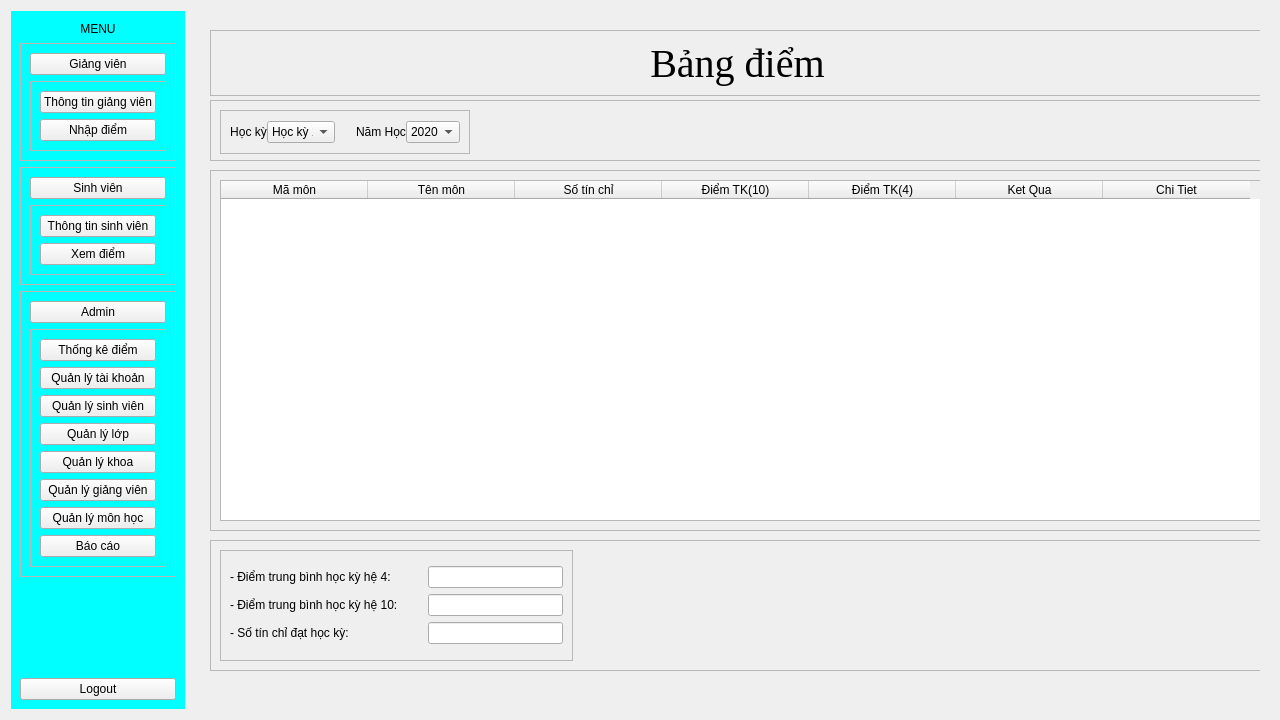
Before: the Qt Designer form main/FrontEnd/Menu.ui in phusomnia/Student_Management, drawn with Qt 5.
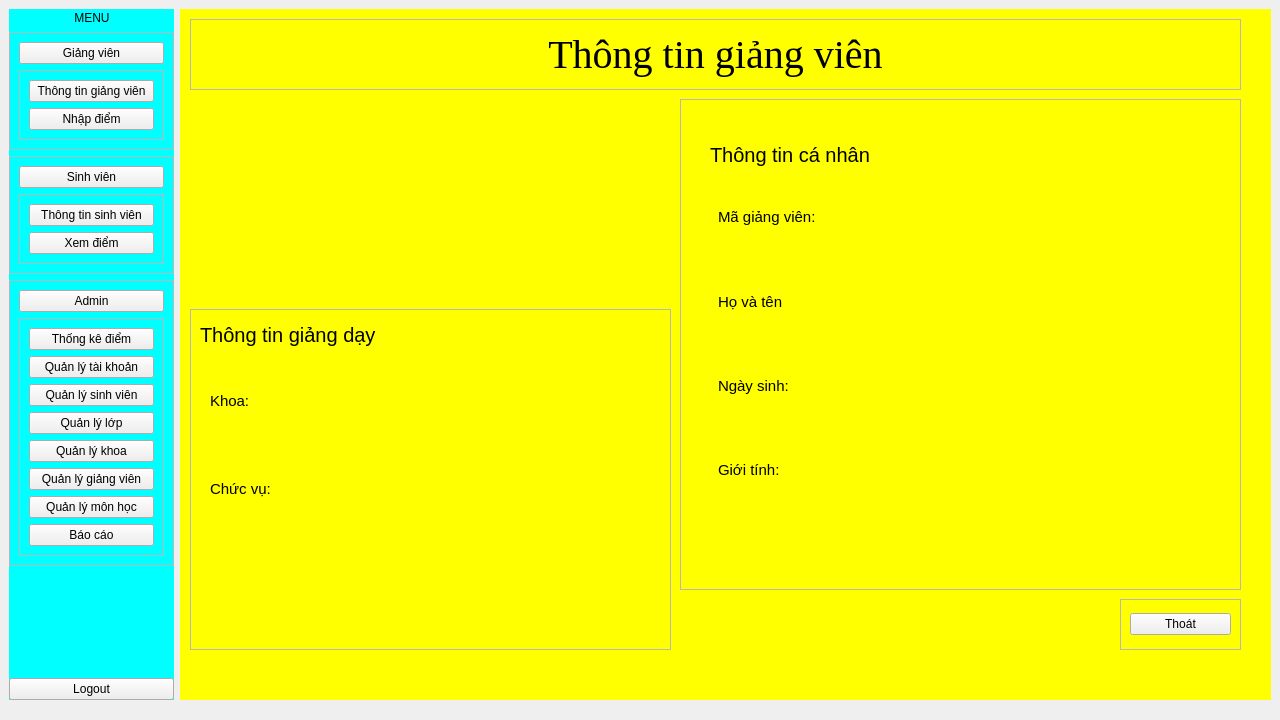
After: the same form once the commit is applied. The open tabs and pages were chosen to show the change.

Patch:
```diff
--- a/main/FrontEnd/Menu.ui
+++ b/main/FrontEnd/Menu.ui
@@ -18,9 +18,15 @@
 background-color: pink;
 }</string>
   </property>
-  <layout class="QFormLayout" name="formLayout">
-   <item row="0" column="0">
     <widget class="QWidget" name="Menu_Frame" native="true">
+   <property name="geometry">
+    <rect>
+     <x>9</x>
+     <y>9</y>
+     <width>165</width>
+     <height>691</height>
+    </rect>
+   </property>
      <property name="styleSheet">
       <string notr="true">#Menu_Frame{
 background-color: cyan;
@@ -282,11 +288,20 @@
       </item>
      </layout>
     </widget>
-   </item>
-   <item row="0" column="1">
     <widget class="QWidget" name="Frame_Display" native="true">
+   <property name="geometry">
+    <rect>
+     <x>180</x>
+     <y>9</y>
+     <width>1091</width>
+     <height>691</height>
+    </rect>
+   </property>
      <property name="styleSheet">
-      <string notr="true">#Frame_QLGV, #Frame_QLL, #Frame_QLSV, #Frame_QLMH, #Frame_QLK, #Frame_NhapDiem, #ThongKe_Diem, #Frame_TTSV{
+    <string notr="true">#Frame_QLGV, #Frame_QLL, #Frame_QLSV, #Frame_QLMH, 
+#Frame_QLK, #Frame_NhapDiem, #ThongKe_Diem, #Frame_TTSV, 
+#Frame_TTGV,#Frame_ThongKeDiem, #Frame_QLTK, #Frame_BangDiem
+{
 background-color: yellow;
 }
 
@@ -319,15 +334,172 @@
       <item row="0" column="0">
        <widget class="QStackedWidget" name="Frame_Admin">
         <property name="currentIndex">
-         <number>0</number>
-        </property>
+       <number>9</number>
+      </property>
+      <widget class="QWidget" name="Frame_QLTK">
+       <layout class="QGridLayout" name="gridLayout_137">
+        <item row="0" column="0">
+         <widget class="QFrame" name="Frame_Title_QLL_3">
+          <property name="frameShape">
+           <enum>QFrame::StyledPanel</enum>
+          </property>
+          <property name="frameShadow">
+           <enum>QFrame::Raised</enum>
+          </property>
+          <layout class="QGridLayout" name="gridLayout_131">
+           <item row="0" column="0">
+            <widget class="QLabel" name="label_48">
+             <property name="font">
+              <font>
+               <family>Times New Roman</family>
+               <pointsize>30</pointsize>
+              </font>
+             </property>
+             <property name="text">
+              <string>Quản lý tài khoản</string>
+             </property>
+             <property name="alignment">
+              <set>Qt::AlignCenter</set>
+             </property>
+            </widget>
+           </item>
+          </layout>
+         </widget>
+        </item>
+        <item row="1" column="0">
+         <widget class="QFrame" name="Frame_Entry_QLL_3">
+          <property name="frameShape">
+           <enum>QFrame::StyledPanel</enum>
+          </property>
+          <property name="frameShadow">
+           <enum>QFrame::Raised</enum>
+          </property>
+          <layout class="QGridLayout" name="gridLayout_132">
+           <item row="0" column="0">
+            <layout class="QGridLayout" name="gridLayout_133">
+             <item row="0" column="0">
+              <layout class="QGridLayout" name="gridLayout_134">
+               <item row="0" column="2">
+                <widget class="QLineEdit" name="MaTK_Entry_QLTK"/>
+               </item>
+               <item row="0" column="0">
+                <widget class="QLabel" name="label_68">
+                 <property name="text">
+                  <string>Mã tài khoản</string>
+                 </property>
+                 <property name="alignment">
+                  <set>Qt::AlignCenter</set>
+                 </property>
+                </widget>
+               </item>
+              </layout>
+             </item>
+             <item row="0" column="1">
+              <layout class="QGridLayout" name="gridLayout_135">
+               <item row="0" column="2">
+                <widget class="QLineEdit" name="MatKhau_Entry_QLTK"/>
+               </item>
+               <item row="0" column="0">
+                <widget class="QLabel" name="label_147">
+                 <property name="text">
+                  <string>Mật khẩu</string>
+                 </property>
+                 <property name="alignment">
+                  <set>Qt::AlignCenter</set>
+                 </property>
+                </widget>
+               </item>
+              </layout>
+             </item>
+            </layout>
+           </item>
+          </layout>
+         </widget>
+        </item>
+        <item row="2" column="0">
+         <widget class="QFrame" name="Frame_Listbox_QLTK">
+          <property name="frameShape">
+           <enum>QFrame::StyledPanel</enum>
+          </property>
+          <property name="frameShadow">
+           <enum>QFrame::Raised</enum>
+          </property>
+          <layout class="QGridLayout" name="gridLayout_136">
+           <item row="0" column="0">
+            <widget class="QTableWidget" name="tableWidget_QLTK">
+             <property name="minimumSize">
+              <size>
+               <width>0</width>
+               <height>121</height>
+              </size>
+             </property>
+             <attribute name="horizontalHeaderDefaultSectionSize">
+              <number>200</number>
+             </attribute>
+             <column>
+              <property name="text">
+               <string>Tài khoản</string>
+              </property>
+             </column>
+             <column>
+              <property name="text">
+               <string>Mật khẩu</string>
+              </property>
+             </column>
+            </widget>
+           </item>
+          </layout>
+         </widget>
+        </item>
+        <item row="3" column="0">
+         <widget class="QFrame" name="Frame_Function_QLL_3">
+          <property name="frameShape">
+           <enum>QFrame::StyledPanel</enum>
+          </property>
+          <property name="frameShadow">
+           <enum>QFrame::Raised</enum>
+          </property>
+          <layout class="QHBoxLayout" name="horizontalLayout_16">
+           <item>
+            <widget class="QPushButton" name="AddBtn_QLTK">
+             <property name="text">
+              <string>Thêm</string>
+             </property>
+            </widget>
+           </item>
+           <item>
+            <widget class="QPushButton" name="UpdateBtn_QLTK">
+             <property name="text">
+              <string>Sửa</string>
+             </property>
+            </widget>
+           </item>
+           <item>
+            <widget class="QPushButton" name="DelBtn_QLTK">
+             <property name="text">
+              <string>Xóa</string>
+             </property>
+            </widget>
+           </item>
+           <item>
+            <widget class="QPushButton" name="ExitBtn_QLTK">
+             <property name="text">
+              <string>Thoát</string>
+             </property>
+            </widget>
+           </item>
+          </layout>
+         </widget>
+        </item>
+       </layout>
+      </widget>
         <widget class="QWidget" name="Frame_TTSV">
          <widget class="QFrame" name="Frame_Title_TTSV">
           <property name="geometry">
            <rect>
-            <x>0</x>
+          <x>10</x>
             <y>5</y>
-            <width>1071</width>
+          <width>1061</width>
             <height>71</height>
            </rect>
           </property>
@@ -359,9 +531,9 @@
          <widget class="QFrame" name="Frame_TTCN">
           <property name="geometry">
            <rect>
-            <x>0</x>
+          <x>10</x>
             <y>80</y>
-            <width>511</width>
+          <width>501</width>
             <height>231</height>
            </rect>
           </property>
@@ -394,13 +566,13 @@
             <string>Thông tin cá nhân</string>
            </property>
           </widget>
-          <widget class="QWidget" name="">
+        <widget class="QWidget" name="layoutWidget">
            <property name="geometry">
             <rect>
              <x>40</x>
              <y>40</y>
              <width>108</width>
-             <height>181</height>
+           <height>161</height>
             </rect>
            </property>
            <layout class="QGridLayout" name="gridLayout_57">
@@ -478,7 +650,7 @@
             </item>
            </layout>
           </widget>
-          <widget class="QWidget" name="">
+        <widget class="QWidget" name="layoutWidget">
            <property name="geometry">
             <rect>
              <x>200</x>
@@ -568,7 +740,7 @@
            <rect>
             <x>520</x>
             <y>80</y>
-            <width>551</width>
+          <width>541</width>
             <height>231</height>
            </rect>
           </property>
@@ -596,13 +768,13 @@
             <string>Thông tin khóa học</string>
            </property>
           </widget>
-          <widget class="QWidget" name="">
+        <widget class="QWidget" name="layoutWidget">
            <property name="geometry">
             <rect>
              <x>40</x>
              <y>40</y>
              <width>82</width>
-             <height>181</height>
+           <height>161</height>
             </rect>
            </property>
            <layout class="QGridLayout" name="gridLayout_56">
@@ -656,13 +828,13 @@
             </item>
            </layout>
           </widget>
-          <widget class="QWidget" name="">
+        <widget class="QWidget" name="layoutWidget">
            <property name="geometry">
             <rect>
              <x>170</x>
              <y>40</y>
              <width>361</width>
-             <height>181</height>
+           <height>161</height>
             </rect>
            </property>
            <layout class="QGridLayout" name="gridLayout_43">
@@ -691,7 +863,7 @@
              </widget>
             </item>
             <item row="2" column="0">
-             <widget class="QLabel" name="Khoa_Entry_TTSV_2">
+           <widget class="QLabel" name="KhoaHK_Entry_TTSV">
               <property name="font">
                <font>
                 <pointsize>11</pointsize>
@@ -722,8 +894,8 @@
            <rect>
             <x>10</x>
             <y>320</y>
-            <width>1061</width>
-            <height>331</height>
+          <width>1051</width>
+          <height>271</height>
            </rect>
           </property>
           <property name="frameShape">
@@ -755,13 +927,360 @@
             <rect>
              <x>10</x>
              <y>30</y>
-             <width>1041</width>
-             <height>291</height>
+           <width>1031</width>
+           <height>221</height>
             </rect>
            </property>
            <layout class="QVBoxLayout" name="Frame_BieuDo_TTSV"/>
           </widget>
          </widget>
+       <widget class="QFrame" name="frame_3">
+        <property name="geometry">
+         <rect>
+          <x>940</x>
+          <y>600</y>
+          <width>121</width>
+          <height>41</height>
+         </rect>
+        </property>
+        <property name="frameShape">
+         <enum>QFrame::StyledPanel</enum>
+        </property>
+        <property name="frameShadow">
+         <enum>QFrame::Raised</enum>
+        </property>
+        <layout class="QGridLayout" name="gridLayout_130">
+         <item row="0" column="0">
+          <widget class="QPushButton" name="ExitBtn_TTGV_2">
+           <property name="text">
+            <string>Thoát</string>
+           </property>
+          </widget>
+         </item>
+        </layout>
+       </widget>
+      </widget>
+      <widget class="QWidget" name="Frame_TTGV">
+       <widget class="QFrame" name="Frame_TTGD_TTGV">
+        <property name="geometry">
+         <rect>
+          <x>10</x>
+          <y>300</y>
+          <width>481</width>
+          <height>341</height>
+         </rect>
+        </property>
+        <property name="frameShape">
+         <enum>QFrame::StyledPanel</enum>
+        </property>
+        <property name="frameShadow">
+         <enum>QFrame::Raised</enum>
+        </property>
+        <widget class="QLabel" name="label_47">
+         <property name="geometry">
+          <rect>
+           <x>10</x>
+           <y>10</y>
+           <width>201</width>
+           <height>31</height>
+          </rect>
+         </property>
+         <property name="font">
+          <font>
+           <pointsize>15</pointsize>
+          </font>
+         </property>
+         <property name="text">
+          <string>Thông tin giảng dạy</string>
+         </property>
+        </widget>
+        <widget class="QWidget" name="">
+         <property name="geometry">
+          <rect>
+           <x>20</x>
+           <y>50</y>
+           <width>119</width>
+           <height>171</height>
+          </rect>
+         </property>
+         <layout class="QGridLayout" name="gridLayout_124">
+          <item row="0" column="0">
+           <widget class="QLabel" name="label_49">
+            <property name="font">
+             <font>
+              <pointsize>11</pointsize>
+             </font>
+            </property>
+            <property name="text">
+             <string>Khoa:</string>
+            </property>
+            <property name="alignment">
+             <set>Qt::AlignLeading|Qt::AlignLeft|Qt::AlignVCenter</set>
+            </property>
+           </widget>
+          </item>
+          <item row="1" column="0">
+           <widget class="QLabel" name="label_50">
+            <property name="font">
+             <font>
+              <pointsize>11</pointsize>
+             </font>
+            </property>
+            <property name="text">
+             <string>Chức vụ:</string>
+            </property>
+            <property name="alignment">
+             <set>Qt::AlignLeading|Qt::AlignLeft|Qt::AlignVCenter</set>
+            </property>
+           </widget>
+          </item>
+         </layout>
+        </widget>
+        <widget class="QWidget" name="">
+         <property name="geometry">
+          <rect>
+           <x>192</x>
+           <y>51</y>
+           <width>281</width>
+           <height>171</height>
+          </rect>
+         </property>
+         <layout class="QGridLayout" name="gridLayout_125">
+          <item row="1" column="0">
+           <widget class="QLabel" name="Chuc_Vu_TTGV">
+            <property name="text">
+             <string/>
+            </property>
+           </widget>
+          </item>
+          <item row="0" column="0">
+           <widget class="QLabel" name="Khoa_Entry_TTGV">
+            <property name="text">
+             <string/>
+            </property>
+           </widget>
+          </item>
+         </layout>
+        </widget>
+       </widget>
+       <widget class="QFrame" name="Frame_TTCN_TTGV">
+        <property name="geometry">
+         <rect>
+          <x>500</x>
+          <y>90</y>
+          <width>561</width>
+          <height>491</height>
+         </rect>
+        </property>
+        <property name="frameShape">
+         <enum>QFrame::StyledPanel</enum>
+        </property>
+        <property name="frameShadow">
+         <enum>QFrame::Raised</enum>
+        </property>
+        <widget class="QLabel" name="label_71">
+         <property name="geometry">
+          <rect>
+           <x>50</x>
+           <y>340</y>
+           <width>47</width>
+           <height>13</height>
+          </rect>
+         </property>
+         <property name="text">
+          <string/>
+         </property>
+        </widget>
+        <widget class="QLabel" name="label_72">
+         <property name="geometry">
+          <rect>
+           <x>30</x>
+           <y>40</y>
+           <width>191</width>
+           <height>31</height>
+          </rect>
+         </property>
+         <property name="font">
+          <font>
+           <pointsize>15</pointsize>
+          </font>
+         </property>
+         <property name="text">
+          <string>Thông tin cá nhân</string>
+         </property>
+        </widget>
+        <widget class="QWidget" name="">
+         <property name="geometry">
+          <rect>
+           <x>38</x>
+           <y>79</y>
+           <width>111</width>
+           <height>331</height>
+          </rect>
+         </property>
+         <layout class="QGridLayout" name="gridLayout_126">
+          <item row="3" column="0">
+           <widget class="QLabel" name="label_67">
+            <property name="font">
+             <font>
+              <pointsize>11</pointsize>
+             </font>
+            </property>
+            <property name="text">
+             <string>Giới tính:</string>
+            </property>
+            <property name="alignment">
+             <set>Qt::AlignLeading|Qt::AlignLeft|Qt::AlignVCenter</set>
+            </property>
+           </widget>
+          </item>
+          <item row="1" column="0">
+           <widget class="QLabel" name="label_65">
+            <property name="font">
+             <font>
+              <pointsize>11</pointsize>
+             </font>
+            </property>
+            <property name="text">
+             <string>Họ và tên</string>
+            </property>
+            <property name="alignment">
+             <set>Qt::AlignLeading|Qt::AlignLeft|Qt::AlignVCenter</set>
+            </property>
+           </widget>
+          </item>
+          <item row="0" column="0">
+           <widget class="QLabel" name="label_58">
+            <property name="font">
+             <font>
+              <pointsize>11</pointsize>
+             </font>
+            </property>
+            <property name="text">
+             <string>Mã giảng viên:</string>
+            </property>
+            <property name="alignment">
+             <set>Qt::AlignLeading|Qt::AlignLeft|Qt::AlignVCenter</set>
+            </property>
+           </widget>
+          </item>
+          <item row="2" column="0">
+           <widget class="QLabel" name="label_66">
+            <property name="font">
+             <font>
+              <pointsize>11</pointsize>
+             </font>
+            </property>
+            <property name="text">
+             <string>Ngày sinh:</string>
+            </property>
+            <property name="alignment">
+             <set>Qt::AlignLeading|Qt::AlignLeft|Qt::AlignVCenter</set>
+            </property>
+           </widget>
+          </item>
+         </layout>
+        </widget>
+        <widget class="QWidget" name="">
+         <property name="geometry">
+          <rect>
+           <x>200</x>
+           <y>80</y>
+           <width>351</width>
+           <height>331</height>
+          </rect>
+         </property>
+         <layout class="QGridLayout" name="gridLayout_128">
+          <item row="3" column="0">
+           <widget class="QLabel" name="Gtinh_Entry_TTGV">
+            <property name="text">
+             <string/>
+            </property>
+           </widget>
+          </item>
+          <item row="0" column="0">
+           <widget class="QLabel" name="MaGV_Entry_TTGV">
+            <property name="text">
+             <string/>
+            </property>
+           </widget>
+          </item>
+          <item row="1" column="0">
+           <widget class="QLabel" name="Hoten_Entry_TTGV">
+            <property name="text">
+             <string/>
+            </property>
+           </widget>
+          </item>
+          <item row="2" column="0">
+           <widget class="QLabel" name="Ngsinh_Entry_TTGV">
+            <property name="text">
+             <string/>
+            </property>
+           </widget>
+          </item>
+         </layout>
+        </widget>
+       </widget>
+       <widget class="QFrame" name="Frame_Title_TTGV">
+        <property name="geometry">
+         <rect>
+          <x>10</x>
+          <y>10</y>
+          <width>1051</width>
+          <height>71</height>
+         </rect>
+        </property>
+        <property name="frameShape">
+         <enum>QFrame::StyledPanel</enum>
+        </property>
+        <property name="frameShadow">
+         <enum>QFrame::Raised</enum>
+        </property>
+        <layout class="QGridLayout" name="gridLayout_127">
+         <item row="0" column="0">
+          <widget class="QLabel" name="label_79">
+           <property name="font">
+            <font>
+             <family>Times New Roman</family>
+             <pointsize>30</pointsize>
+            </font>
+           </property>
+           <property name="text">
+            <string>Thông tin giảng viên</string>
+           </property>
+           <property name="alignment">
+            <set>Qt::AlignCenter</set>
+           </property>
+          </widget>
+         </item>
+        </layout>
+       </widget>
+       <widget class="QFrame" name="frame">
+        <property name="geometry">
+         <rect>
+          <x>940</x>
+          <y>590</y>
+          <width>121</width>
+          <height>51</height>
+         </rect>
+        </property>
+        <property name="frameShape">
+         <enum>QFrame::StyledPanel</enum>
+        </property>
+        <property name="frameShadow">
+         <enum>QFrame::Raised</enum>
+        </property>
+        <layout class="QGridLayout" name="gridLayout_129">
+         <item row="0" column="0">
+          <widget class="QPushButton" name="ExitBtn_TTGV">
+           <property name="text">
+            <string>Thoát</string>
+           </property>
+          </widget>
+         </item>
+        </layout>
+       </widget>
         </widget>
         <widget class="QWidget" name="Frame_QLGV">
          <property name="styleSheet">
@@ -2011,7 +2530,7 @@
           </item>
          </layout>
         </widget>
-        <widget class="QWidget" name="Bang_Diem">
+      <widget class="QWidget" name="Frame_BangDiem">
          <widget class="QFrame" name="Frame_Title_QLBD">
           <property name="geometry">
            <rect>
@@ -2095,20 +2614,20 @@
                  </widget>
                 </item>
                 <item row="0" column="1">
-                 <widget class="QComboBox" name="Hocku_Cbox_BD">
+               <widget class="QComboBox" name="Hocky_Cbox_BD">
                   <item>
                    <property name="text">
-                    <string>Học kỳ 1</string>
+                  <string>1</string>
                    </property>
                   </item>
                   <item>
                    <property name="text">
-                    <string>Học kỳ 2</string>
+                  <string>2</string>
                    </property>
                   </item>
                   <item>
                    <property name="text">
-                    <string>Học kỳ 3</string>
+                  <string>3</string>
                    </property>
                   </item>
                  </widget>
@@ -2149,6 +2668,11 @@
                     <string>2023</string>
                    </property>
                   </item>
+                <item>
+                 <property name="text">
+                  <string>2024</string>
+                 </property>
+                </item>
                  </widget>
                 </item>
                </layout>
@@ -2164,7 +2688,7 @@
             <x>10</x>
             <y>150</y>
             <width>1061</width>
-            <height>361</height>
+          <height>371</height>
            </rect>
           </property>
           <property name="frameShape">
@@ -2212,12 +2736,12 @@
              </column>
              <column>
               <property name="text">
-               <string>Ket Qua</string>
+             <string>Kết quả</string>
               </property>
              </column>
              <column>
               <property name="text">
-               <string>Chi Tiet</string>
+             <string>Chi tiết</string>
               </property>
              </column>
             </widget>
@@ -2228,7 +2752,7 @@
           <property name="geometry">
            <rect>
             <x>10</x>
-            <y>520</y>
+          <y>530</y>
             <width>1061</width>
             <height>131</height>
            </rect>
@@ -2257,6 +2781,13 @@
            <layout class="QGridLayout" name="gridLayout_41">
             <item row="0" column="0">
              <layout class="QGridLayout" name="gridLayout_34">
+            <item row="1" column="0">
+             <widget class="QLabel" name="DTB_HE10_DB">
+              <property name="text">
+               <string>- Điểm trung bình học kỳ hệ 10:	</string>
+              </property>
+             </widget>
+            </item>
               <item row="0" column="0">
                <widget class="QLabel" name="TB4_lbl">
                 <property name="text">
@@ -2264,19 +2795,6 @@
                 </property>
                </widget>
               </item>
-              <item row="0" column="1">
-               <widget class="QLineEdit" name="lineEdit"/>
-              </item>
-              <item row="1" column="0">
-               <widget class="QLabel" name="TB10_lbl">
-                <property name="text">
-                 <string>- Điểm trung bình học kỳ hệ 10:	</string>
-                </property>
-               </widget>
-              </item>
-              <item row="1" column="1">
-               <widget class="QLineEdit" name="lineEdit_2"/>
-              </item>
               <item row="2" column="0">
                <widget class="QLabel" name="TC_lbl">
                 <property name="text">
@@ -2284,8 +2802,26 @@
                 </property>
                </widget>
               </item>
+            <item row="0" column="1">
+             <widget class="QLabel" name="DTB_HE4_DB">
+              <property name="text">
+               <string/>
+              </property>
+             </widget>
+            </item>
+            <item row="1" column="1">
+             <widget class="QLabel" name="DTB_HE10_BD">
+              <property name="text">
+               <string/>
+              </property>
+             </widget>
+            </item>
               <item row="2" column="1">
-               <widget class="QLineEdit" name="lineEdit_3"/>
+             <widget class="QLabel" name="TONGTC_BD">
+              <property name="text">
+               <string/>
+              </property>
+             </widget>
               </item>
              </layout>
             </item>
@@ -2312,9 +2848,9 @@
           <widget class="QLabel" name="title_lbl">
            <property name="geometry">
             <rect>
-             <x>30</x>
+           <x>10</x>
              <y>10</y>
-             <width>1001</width>
+           <width>1031</width>
              <height>41</height>
             </rect>
            </property>
@@ -2638,8 +3174,6 @@
       </item>
      </layout>
     </widget>
-   </item>
-  </layout>
  </widget>
  <resources/>
  <connections/>
```
Lines whose indentation alone changed are shown as unchanged.
